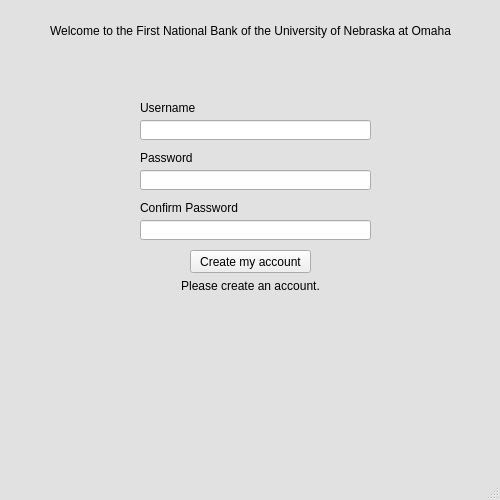
Old version of the form account_creation.ui in the repository codyschappert/Project-2.
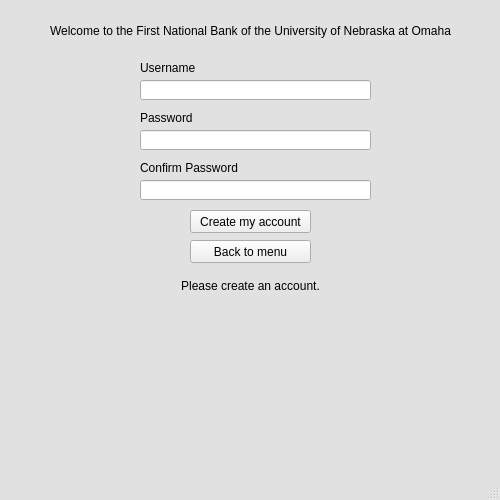
New version of the form. Icons and pictures are not drawn.

Commit message: added back buttons

What changed in the file:
```diff
--- a/account_creation.ui
+++ b/account_creation.ui
@@ -38,7 +38,7 @@
     <property name="geometry">
      <rect>
       <x>140</x>
-      <y>170</y>
+      <y>130</y>
       <width>231</width>
       <height>20</height>
      </rect>
@@ -48,7 +48,7 @@
     <property name="geometry">
      <rect>
       <x>140</x>
-      <y>100</y>
+      <y>60</y>
       <width>61</width>
       <height>16</height>
      </rect>
@@ -61,7 +61,7 @@
     <property name="geometry">
      <rect>
       <x>140</x>
-      <y>120</y>
+      <y>80</y>
       <width>231</width>
       <height>20</height>
      </rect>
@@ -71,7 +71,7 @@
     <property name="geometry">
      <rect>
       <x>140</x>
-      <y>150</y>
+      <y>110</y>
       <width>61</width>
       <height>16</height>
      </rect>
@@ -84,7 +84,7 @@
     <property name="geometry">
      <rect>
       <x>140</x>
-      <y>200</y>
+      <y>160</y>
       <width>101</width>
       <height>16</height>
      </rect>
@@ -97,7 +97,7 @@
     <property name="geometry">
      <rect>
       <x>140</x>
-      <y>220</y>
+      <y>180</y>
       <width>231</width>
       <height>20</height>
      </rect>
@@ -107,7 +107,7 @@
     <property name="geometry">
      <rect>
       <x>190</x>
-      <y>250</y>
+      <y>210</y>
       <width>121</width>
       <height>23</height>
      </rect>
@@ -164,6 +164,19 @@
      <pixmap>fnbuno logo.png</pixmap>
     </property>
    </widget>
+   <widget class="QPushButton" name="back_button">
+    <property name="geometry">
+     <rect>
+      <x>190</x>
+      <y>240</y>
+      <width>121</width>
+      <height>23</height>
+     </rect>
+    </property>
+    <property name="text">
+     <string>Back to menu</string>
+    </property>
+   </widget>
   </widget>
   <widget class="QStatusBar" name="statusbar"/>
  </widget>
```
The commit also changes 8 other files.
